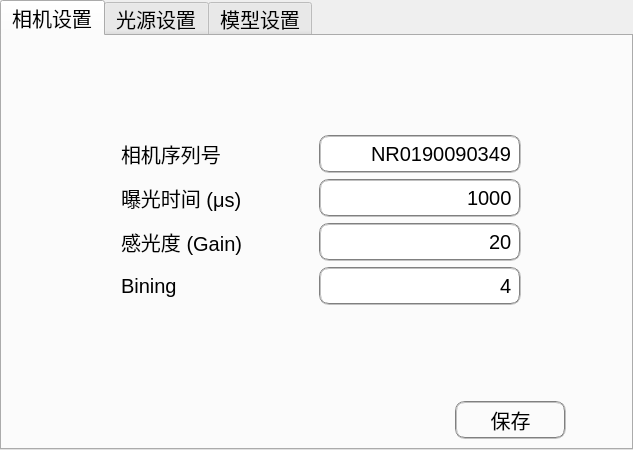
This is FabricUI/ConfigWidget.ui in shuaih7/FabricUI as Qt 5 draws it before an edit. The edited form follows.
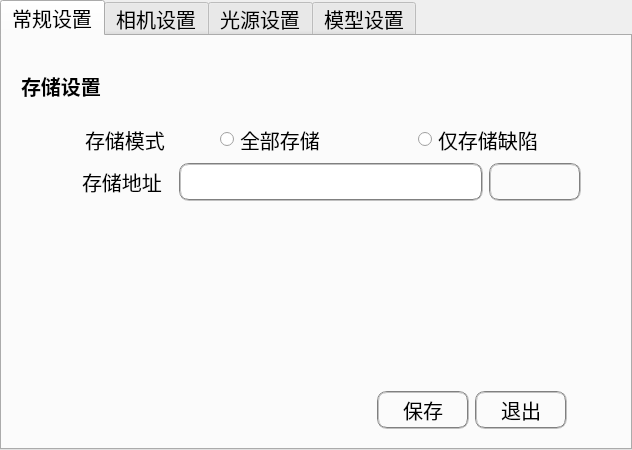
This is the edited form. Icons and pictures are not drawn.

Diff of the .ui file:
```diff
--- a/FabricUI/ConfigWidget.ui
+++ b/FabricUI/ConfigWidget.ui
@@ -6,7 +6,7 @@
    <rect>
     <x>0</x>
     <y>0</y>
-    <width>633</width>
+    <width>632</width>
     <height>450</height>
    </rect>
   </property>
@@ -30,6 +30,213 @@
   <property name="currentIndex">
    <number>0</number>
   </property>
+  <widget class="QWidget" name="generalTab">
+   <attribute name="icon">
+    <iconset>
+     <normaloff>icon/general_icon.png</normaloff>icon/general_icon.png</iconset>
+   </attribute>
+   <attribute name="title">
+    <string>常规设置</string>
+   </attribute>
+   <layout class="QGridLayout" name="gridLayout_4">
+    <item row="0" column="0">
+     <layout class="QVBoxLayout" name="verticalLayout_4" stretch="1,1,1,3,1">
+      <property name="leftMargin">
+       <number>10</number>
+      </property>
+      <property name="topMargin">
+       <number>10</number>
+      </property>
+      <property name="rightMargin">
+       <number>10</number>
+      </property>
+      <property name="bottomMargin">
+       <number>10</number>
+      </property>
+      <item>
+       <widget class="QLabel" name="label_19">
+        <property name="styleSheet">
+         <string notr="true">font: bold;</string>
+        </property>
+        <property name="text">
+         <string>存储设置</string>
+        </property>
+       </widget>
+      </item>
+      <item>
+       <layout class="QHBoxLayout" name="horizontalLayout_16" stretch="1,2,3,3">
+        <item>
+         <spacer name="horizontalSpacer_13">
+          <property name="orientation">
+           <enum>Qt::Horizontal</enum>
+          </property>
+          <property name="sizeHint" stdset="0">
+           <size>
+            <width>40</width>
+            <height>20</height>
+           </size>
+          </property>
+         </spacer>
+        </item>
+        <item>
+         <widget class="QLabel" name="label_20">
+          <property name="text">
+           <string>存储模式</string>
+          </property>
+         </widget>
+        </item>
+        <item>
+         <widget class="QRadioButton" name="saveAllBtn">
+          <property name="text">
+           <string>全部存储</string>
+          </property>
+         </widget>
+        </item>
+        <item>
+         <widget class="QRadioButton" name="saveDefBtn">
+          <property name="text">
+           <string>仅存储缺陷</string>
+          </property>
+         </widget>
+        </item>
+       </layout>
+      </item>
+      <item>
+       <layout class="QHBoxLayout" name="horizontalLayout_17" stretch="2,3,10,1,1">
+        <item>
+         <spacer name="horizontalSpacer_33">
+          <property name="orientation">
+           <enum>Qt::Horizontal</enum>
+          </property>
+          <property name="sizeHint" stdset="0">
+           <size>
+            <width>40</width>
+            <height>20</height>
+           </size>
+          </property>
+         </spacer>
+        </item>
+        <item>
+         <widget class="QLabel" name="label_21">
+          <property name="text">
+           <string>存储地址</string>
+          </property>
+         </widget>
+        </item>
+        <item>
+         <widget class="QLineEdit" name="saveDirLine">
+          <property name="styleSheet">
+           <string notr="true">font-size: 20px;height: 30px;width: 80px; border:2px groove gray;border-radius:10px;padding:2px 4px;</string>
+          </property>
+         </widget>
+        </item>
+        <item>
+         <widget class="QPushButton" name="fileBtn">
+          <property name="styleSheet">
+           <string notr="true">font-size: 20px;height: 30px;width: 80px; border:2px groove gray;border-radius:10px;padding:2px 4px;</string>
+          </property>
+          <property name="text">
+           <string/>
+          </property>
+          <property name="icon">
+           <iconset>
+            <normaloff>icon/folder_icon.png</normaloff>icon/folder_icon.png</iconset>
+          </property>
+         </widget>
+        </item>
+        <item>
+         <spacer name="horizontalSpacer_32">
+          <property name="orientation">
+           <enum>Qt::Horizontal</enum>
+          </property>
+          <property name="sizeHint" stdset="0">
+           <size>
+            <width>40</width>
+            <height>20</height>
+           </size>
+          </property>
+         </spacer>
+        </item>
+       </layout>
+      </item>
+      <item>
+       <spacer name="verticalSpacer_5">
+        <property name="orientation">
+         <enum>Qt::Vertical</enum>
+        </property>
+        <property name="sizeHint" stdset="0">
+         <size>
+          <width>20</width>
+          <height>40</height>
+         </size>
+        </property>
+       </spacer>
+      </item>
+      <item>
+       <layout class="QHBoxLayout" name="horizontalLayout_18" stretch="8,2,1,1">
+        <property name="topMargin">
+         <number>0</number>
+        </property>
+        <item>
+         <spacer name="horizontalSpacer_34">
+          <property name="orientation">
+           <enum>Qt::Horizontal</enum>
+          </property>
+          <property name="sizeHint" stdset="0">
+           <size>
+            <width>40</width>
+            <height>20</height>
+           </size>
+          </property>
+         </spacer>
+        </item>
+        <item>
+         <widget class="QPushButton" name="generalSaveBtn">
+          <property name="styleSheet">
+           <string notr="true">font-size: 20px;height: 30px;width: 80px; border:2px groove gray;border-radius:10px;padding:2px 4px;</string>
+          </property>
+          <property name="text">
+           <string>保存</string>
+          </property>
+          <property name="icon">
+           <iconset>
+            <normaloff>icon/save.png</normaloff>icon/save.png</iconset>
+          </property>
+         </widget>
+        </item>
+        <item>
+         <widget class="QPushButton" name="generalExitBtn">
+          <property name="styleSheet">
+           <string notr="true">font-size: 20px;height: 30px;width: 80px; border:2px groove gray;border-radius:10px;padding:2px 4px;</string>
+          </property>
+          <property name="text">
+           <string>退出</string>
+          </property>
+          <property name="icon">
+           <iconset>
+            <normaloff>icon/exit_icon.png</normaloff>icon/exit_icon.png</iconset>
+          </property>
+         </widget>
+        </item>
+        <item>
+         <spacer name="horizontalSpacer_35">
+          <property name="orientation">
+           <enum>Qt::Horizontal</enum>
+          </property>
+          <property name="sizeHint" stdset="0">
+           <size>
+            <width>40</width>
+            <height>20</height>
+           </size>
+          </property>
+         </spacer>
+        </item>
+       </layout>
+      </item>
+     </layout>
+    </item>
+   </layout>
+  </widget>
   <widget class="QWidget" name="cameraTab">
    <property name="font">
     <font>
@@ -49,6 +256,18 @@
    <layout class="QGridLayout" name="gridLayout">
     <item row="0" column="0">
      <layout class="QVBoxLayout" name="verticalLayout_2" stretch="1,2,2,2,2,1,2">
+      <property name="leftMargin">
+       <number>10</number>
+      </property>
+      <property name="topMargin">
+       <number>10</number>
+      </property>
+      <property name="rightMargin">
+       <number>10</number>
+      </property>
+      <property name="bottomMargin">
+       <number>10</number>
+      </property>
       <item>
        <spacer name="verticalSpacer">
         <property name="orientation">
@@ -276,7 +495,7 @@
        </spacer>
       </item>
       <item>
-       <layout class="QHBoxLayout" name="horizontalLayout_9" stretch="8,2,1">
+       <layout class="QHBoxLayout" name="horizontalLayout_9" stretch="8,2,1,1">
         <item>
          <spacer name="horizontalSpacer_5">
           <property name="orientation">
```
Left out of the diff: 274 changed lines with no effect on the pictures.
